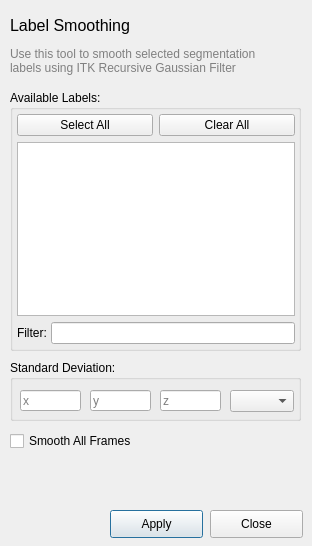
The window that GUI/Qt/Windows/SmoothLabelsDialog.ui (pyushkevich/itksnap) describes before a commit, drawn with Qt 5.
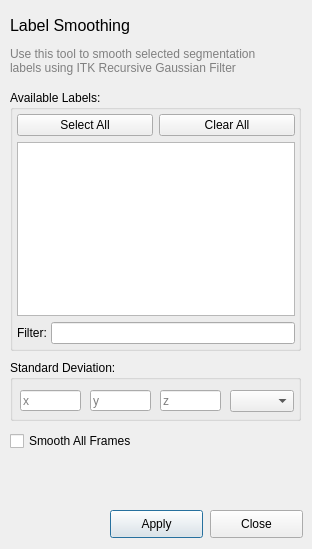
The same window after the commit.

Patch:
```diff
--- a/GUI/Qt/Windows/SmoothLabelsDialog.ui
+++ b/GUI/Qt/Windows/SmoothLabelsDialog.ui
@@ -10,9 +10,27 @@
     <x>0</x>
     <y>0</y>
     <width>312</width>
-    <height>546</height>
+    <height>549</height>
    </rect>
   </property>
+  <property name="sizePolicy">
+   <sizepolicy hsizetype="Fixed" vsizetype="Fixed">
+    <horstretch>0</horstretch>
+    <verstretch>0</verstretch>
+   </sizepolicy>
+  </property>
+  <property name="minimumSize">
+   <size>
+    <width>312</width>
+    <height>549</height>
+   </size>
+  </property>
+  <property name="maximumSize">
+   <size>
+    <width>312</width>
+    <height>549</height>
+   </size>
+  </property>
   <property name="windowTitle">
    <string>Dialog</string>
   </property>
```
Left out of the diff: 2 changed lines with no effect on the pictures.
